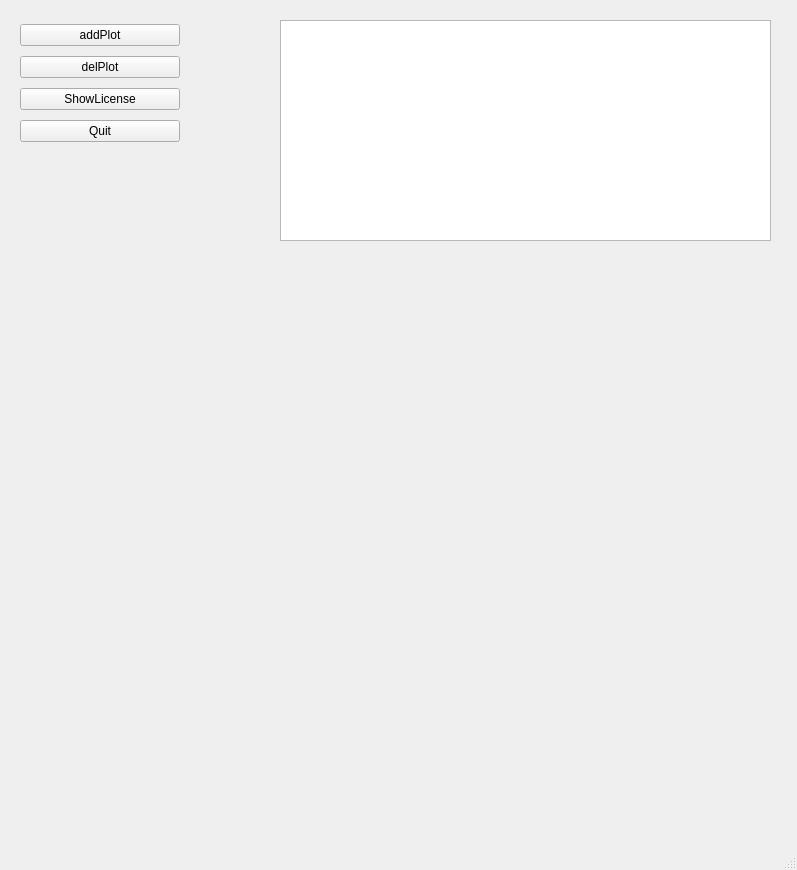
Qt form papi/ui/quitter.ui (mijaru123/PaPI) before a commit.
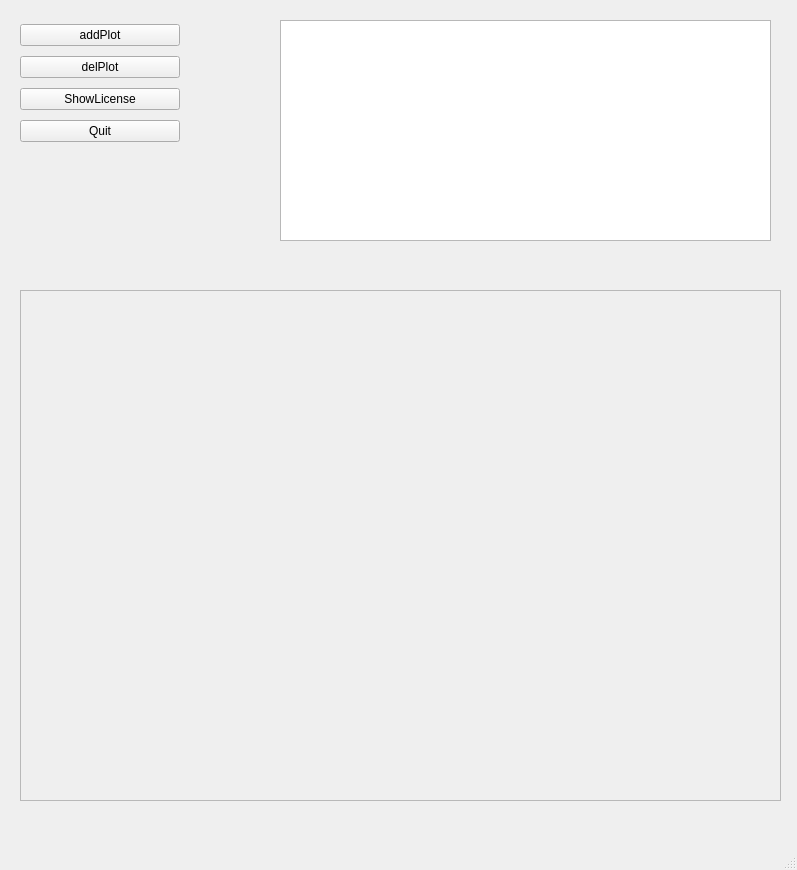
The same form after that commit.

Commit message: GUI: added close event

What changed in the file:
```diff
--- a/papi/ui/quitter.ui
+++ b/papi/ui/quitter.ui
@@ -64,16 +64,21 @@
      </item>
     </layout>
    </widget>
-   <widget class="QWidget" name="verticalLayoutWidget">
+   <widget class="QFrame" name="frame">
     <property name="geometry">
      <rect>
       <x>20</x>
-      <y>270</y>
-      <width>751</width>
-      <height>541</height>
+      <y>290</y>
+      <width>761</width>
+      <height>511</height>
      </rect>
     </property>
-    <layout class="QVBoxLayout" name="vertLay"/>
+    <property name="frameShape">
+     <enum>QFrame::StyledPanel</enum>
+    </property>
+    <property name="frameShadow">
+     <enum>QFrame::Raised</enum>
+    </property>
    </widget>
   </widget>
   <widget class="QMenuBar" name="menubar">
```
Left out of the diff: 19 changed lines with no effect on the pictures. The commit also changes 2 other files.
